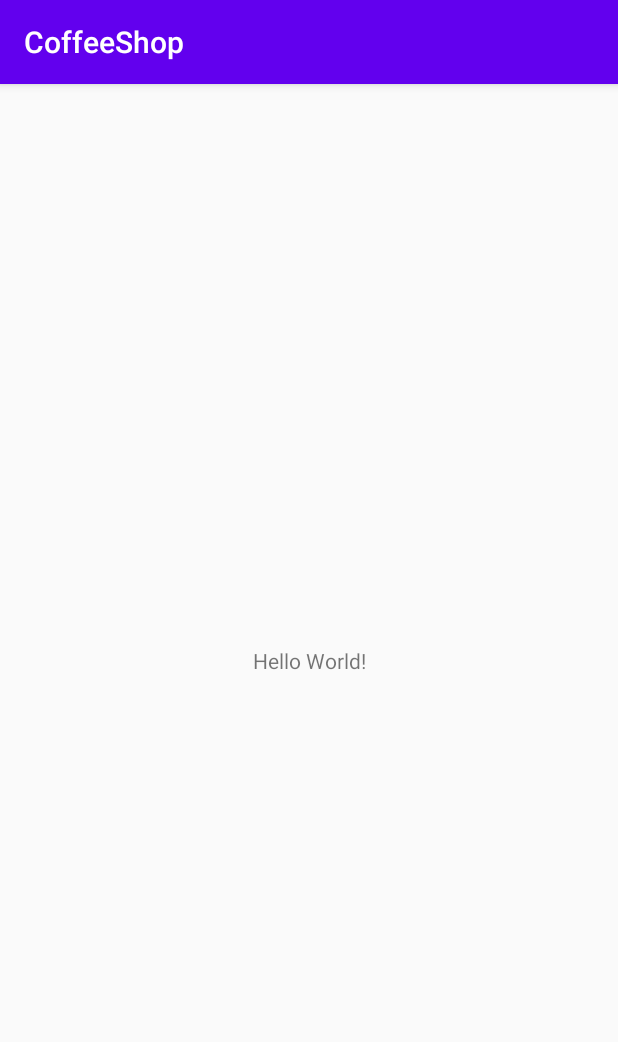
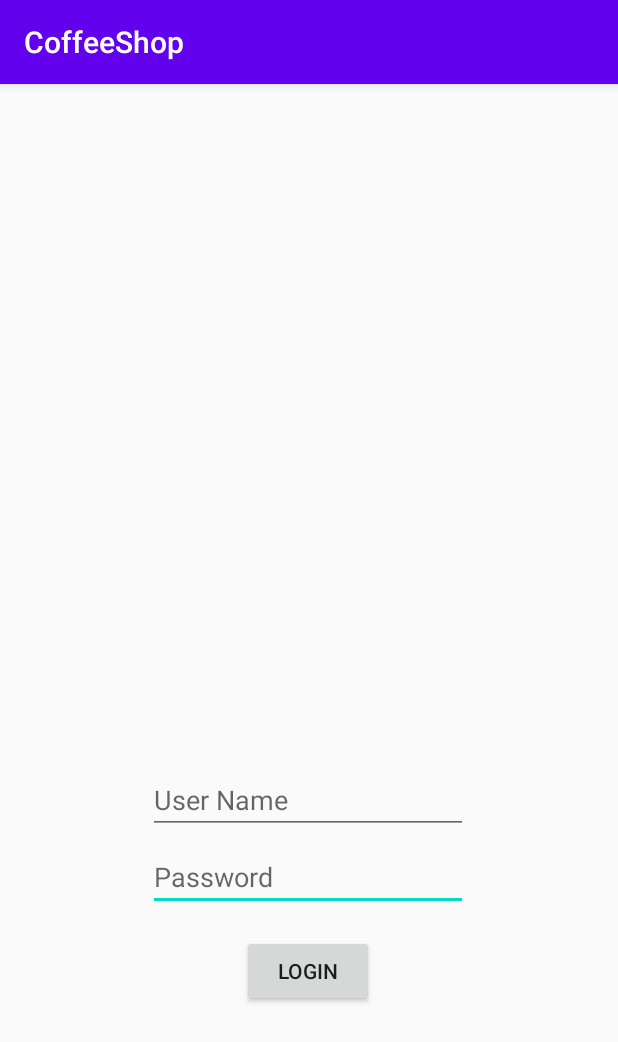
Before and after one commit to nhochamvui/CoffeeShop, an Android app: the screen it shows after launch (MainActivity before the commit, LoginActivity after it), on a phone screen of 412 x 824 dp. Shown: the top 1042 px of the screen. Run offline under Robolectric (Android 15) with nearby library versions, the phone set to English and light mode, and no system bars.

Commit message:
edit LoginActivity

```diff
--- /dev/null
+++ b/app/src/main/java/com/example/coffeeshop/LoginActivity.java
@@ -0,0 +1,15 @@
+package com.example.coffeeshop;
+
+import androidx.appcompat.app.AppCompatActivity;
+
+import android.os.Bundle;
+
+public class LoginActivity extends AppCompatActivity {
+
+    @Override
+    protected void onCreate(Bundle savedInstanceState) {
+        super.onCreate(savedInstanceState);
+        setContentView(R.layout.activity_login);
+
+    }
+}
--- /dev/null
+++ b/app/src/main/res/layout/activity_login.xml
@@ -0,0 +1,45 @@
+<?xml version="1.0" encoding="utf-8"?>
+<androidx.constraintlayout.widget.ConstraintLayout xmlns:android="http://schemas.android.com/apk/res/android"
+    xmlns:app="http://schemas.android.com/apk/res-auto"
+    xmlns:tools="http://schemas.android.com/tools"
+    android:layout_width="match_parent"
+    android:layout_height="match_parent"
+    tools:context=".LoginActivity">
+
+    <EditText
+        android:id="@+id/editTextPassword"
+        android:layout_width="wrap_content"
+        android:layout_height="wrap_content"
+        android:layout_marginTop="6dp"
+        android:ems="10"
+        android:hint="Password"
+        android:inputType="textPassword"
+        app:layout_constraintEnd_toEndOf="parent"
+        app:layout_constraintHorizontal_bias="0.497"
+        app:layout_constraintStart_toStartOf="parent"
+        app:layout_constraintTop_toBottomOf="@+id/editTextUserName" />
+
+    <EditText
+        android:id="@+id/editTextUserName"
+        android:layout_width="wrap_content"
+        android:layout_height="wrap_content"
+        android:layout_marginBottom="268dp"
+        android:ems="10"
+        android:hint="User Name"
+        android:inputType="textPersonName"
+        app:layout_constraintBottom_toBottomOf="parent"
+        app:layout_constraintEnd_toEndOf="parent"
+        app:layout_constraintHorizontal_bias="0.497"
+        app:layout_constraintStart_toStartOf="parent" />
+
+    <Button
+        android:id="@+id/buttonLogin"
+        android:layout_width="wrap_content"
+        android:layout_height="wrap_content"
+        android:layout_marginTop="16dp"
+        android:text="Login"
+        app:layout_constraintEnd_toEndOf="parent"
+        app:layout_constraintHorizontal_bias="0.498"
+        app:layout_constraintStart_toStartOf="parent"
+        app:layout_constraintTop_toBottomOf="@+id/editTextPassword" />
+</androidx.constraintlayout.widget.ConstraintLayout>
```
Also changed, not shown: app/src/main/AndroidManifest.xml (+8 -1 lines), app/src/main/java/com/example/coffeeshop/MainActivity.java (+34 -31 lines).
